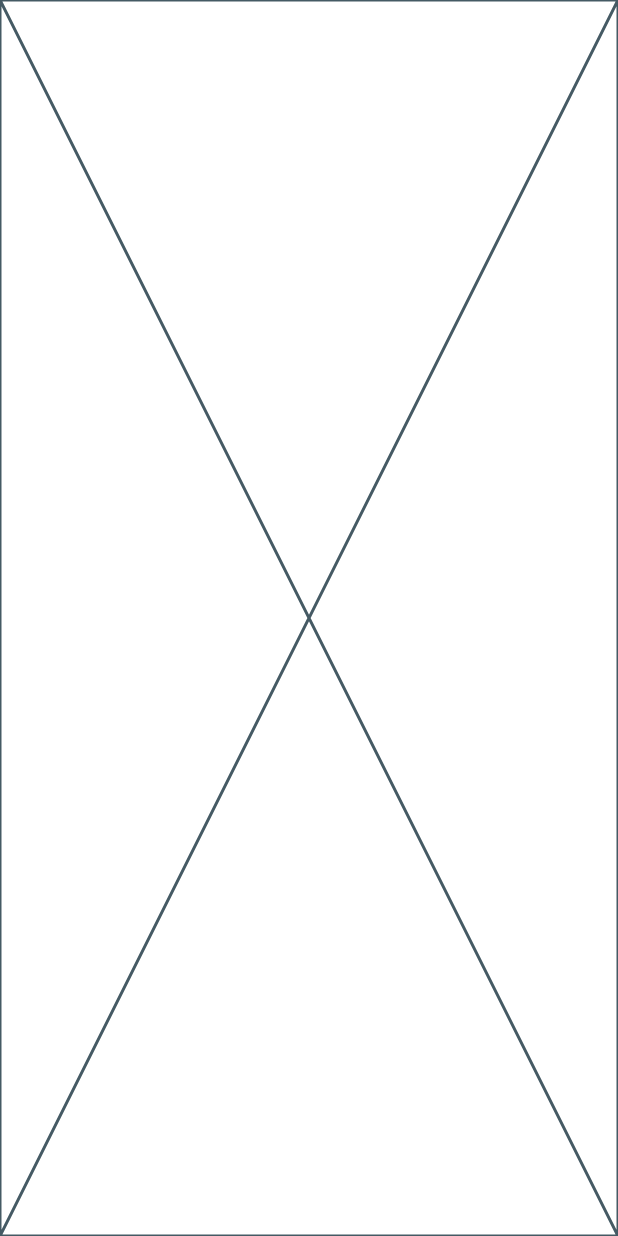
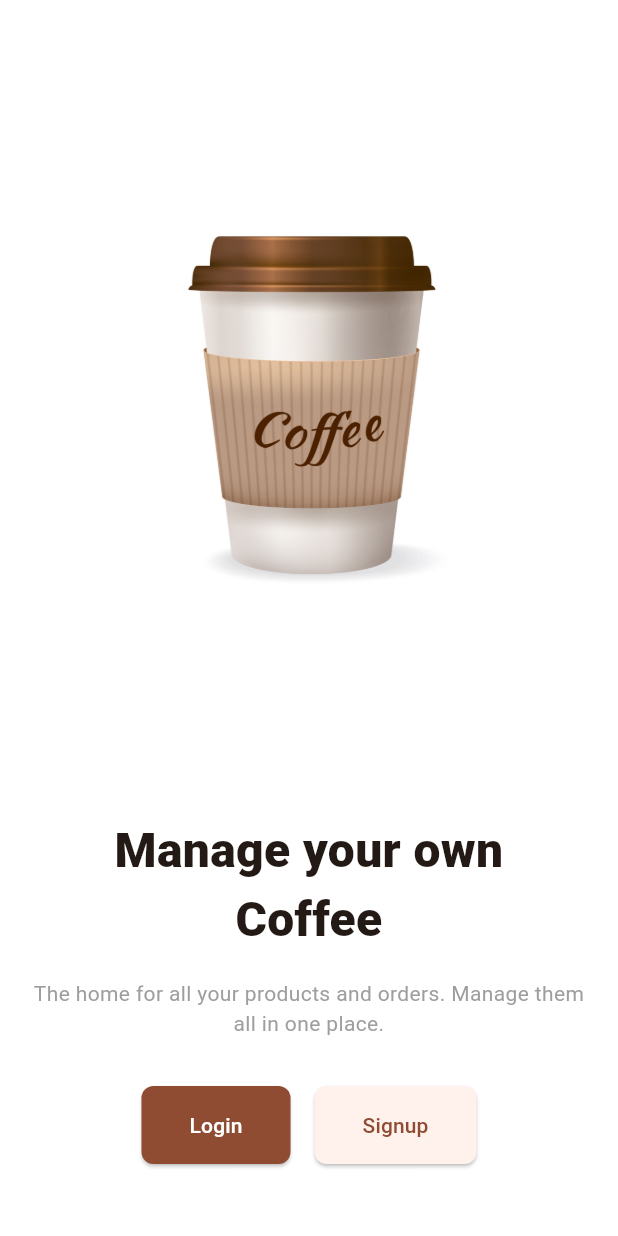
Before and after one commit to diilshadkt/coffe-zone, a Flutter app: the screen it shows after launch, on a phone screen of 412 x 824 dp. Run offline on Flutter 3.47's test engine with Material 3 defaults, Android fonts, the phone set to English and light mode, and no system bars; our stand-ins replace go_router.

Commit message:
Added landing page

```diff
--- /dev/null
+++ b/lib/core/widgets/button_widget.dart
@@ -0,0 +1,44 @@
+import 'package:coffee_zone/core/extensions/theme_extension.dart';
+import 'package:flutter/material.dart';
+
+class ButtonWidget extends StatelessWidget {
+  final VoidCallback onPressed;
+  final Widget child;
+  final bool isBold;
+  final bool isDense;
+
+  const ButtonWidget({
+    super.key,
+    required this.onPressed,
+    required this.child,
+    this.isBold = true,
+    this.isDense = true,
+  });
+
+  @override
+  Widget build(BuildContext context) {
+    return ElevatedButton(
+      onPressed: onPressed,
+      style: ButtonStyle(
+        padding: WidgetStatePropertyAll(
+          isDense
+              ? null
+              : const EdgeInsets.symmetric(
+                  vertical: 16,
+                  horizontal: 32,
+                ),
+        ),
+        foregroundColor: WidgetStatePropertyAll(
+            isBold ? Colors.white : context.colors.primary),
+        backgroundColor:
+            WidgetStatePropertyAll(isBold ? context.colors.primary : null),
+        shape: WidgetStatePropertyAll(
+          RoundedRectangleBorder(
+            borderRadius: BorderRadius.circular(8),
+          ),
+        ),
+      ),
+      child: child,
+    );
+  }
+}
--- a/lib/features/auth/view/pages/landing_page.dart
+++ b/lib/features/auth/view/pages/landing_page.dart
@@ -1,3 +1,6 @@
+import 'package:coffee_zone/core/extensions/localization_extension.dart';
+import 'package:coffee_zone/core/widgets/button_widget.dart';
+import 'package:coffee_zone/gen/assets.gen.dart';
 import 'package:flutter/material.dart';
 
 class LandingPage extends StatelessWidget {
@@ -7,6 +10,68 @@ class LandingPage extends StatelessWidget {
 
   @override
   Widget build(BuildContext context) {
-    return const Placeholder();
+    return Scaffold(
+      backgroundColor: Colors.white,
+      body: SizedBox(
+        width: double.infinity,
+        child: Padding(
+          padding: const EdgeInsets.all(16),
+          child: Column(
+            children: [
+              Expanded(
+                child: ConstrainedBox(
+                  constraints: const BoxConstraints(
+                    maxWidth: 200,
+                  ),
+                  child: Center(
+                    child: Image.asset(Assets.images.landing.path),
+                  ),
+                ),
+              ),
+              const SizedBox(height: 48),
+              ConstrainedBox(
+                constraints: BoxConstraints(
+                    maxWidth: MediaQuery.sizeOf(context).width * 0.7),
+                child: Text(
+                  context.text.landingTitle,
+                  textAlign: TextAlign.center,
+                  style: const TextStyle(
+                    fontSize: 32,
+                    fontWeight: FontWeight.w800,
+                  ),
+                ),
+              ),
+              const SizedBox(height: 16),
+              Text(
+                context.text.landingMessage,
+                textAlign: TextAlign.center,
+                style: const TextStyle(
+                  color: Colors.grey,
+                ),
+              ),
+              const SizedBox(height: 32),
+              Row(
+                mainAxisAlignment: MainAxisAlignment.center,
+                children: [
+                  ButtonWidget(
+                    isDense: false,
+                    onPressed: () {},
+                    child: Text(context.text.loginBtnLabel),
+                  ),
+                  const SizedBox(width: 16),
+                  ButtonWidget(
+                    isBold: false,
+                    isDense: false,
+                    onPressed: () {},
+                    child: Text(context.text.registerBtnLabel),
+                  ),
+                ],
+              ),
+              const SizedBox(height: 32),
+            ],
+          ),
+        ),
+      ),
+    );
   }
 }
--- a/lib/l10n/app_en.arb
+++ b/lib/l10n/app_en.arb
@@ -1,3 +1,7 @@
 {
-    "appName": "CoffeZone"
+    "appName": "CoffeZone",
+    "landingTitle": "Manage your own Coffee",
+    "landingMessage": "The home for all your products and orders. Manage them all in one place.",
+    "loginBtnLabel": "Login",
+    "registerBtnLabel": "Signup"
 }
--- a/lib/l10n/gen/app_localizations.dart
+++ b/lib/l10n/gen/app_localizations.dart
@@ -96,6 +96,30 @@ abstract class AppLocalizations {
   /// In en, this message translates to:
   /// **'CoffeZone'**
   String get appName;
+
+  /// No description provided for @landingTitle.
+  ///
+  /// In en, this message translates to:
+  /// **'Manage your own Coffee'**
+  String get landingTitle;
+
+  /// No description provided for @landingMessage.
+  ///
+  /// In en, this message translates to:
+  /// **'The home for all your products and orders. Manage them all in one place.'**
+  String get landingMessage;
+
+  /// No description provided for @loginBtnLabel.
+  ///
+  /// In en, this message translates to:
+  /// **'Login'**
+  String get loginBtnLabel;
+
+  /// No description provided for @registerBtnLabel.
+  ///
+  /// In en, this message translates to:
+  /// **'Signup'**
+  String get registerBtnLabel;
 }
 
 class _AppLocalizationsDelegate extends LocalizationsDelegate<AppLocalizations> {
--- a/lib/l10n/gen/app_localizations_en.dart
+++ b/lib/l10n/gen/app_localizations_en.dart
@@ -6,4 +6,16 @@ class AppLocalizationsEn extends AppLocalizations {
 
   @override
   String get appName => 'CoffeZone';
+
+  @override
+  String get landingTitle => 'Manage your own Coffee';
+
+  @override
+  String get landingMessage => 'The home for all your products and orders. Manage them all in one place.';
+
+  @override
+  String get loginBtnLabel => 'Login';
+
+  @override
+  String get registerBtnLabel => 'Signup';
 }
--- a/lib/main.dart
+++ b/lib/main.dart
@@ -16,6 +16,9 @@ class App extends StatelessWidget {
       locale: const Locale('en'),
       supportedLocales: AppLocalizations.supportedLocales,
       localizationsDelegates: AppLocalizations.localizationsDelegates,
+      theme: ThemeData.from(
+        colorScheme: ColorScheme.fromSeed(seedColor: Colors.brown),
+      ),
     );
   }
 }
--- a/pubspec.yaml
+++ b/pubspec.yaml
@@ -36,3 +36,7 @@ dev_dependencies:
 flutter:
   uses-material-design: true
   generate: true
+
+  assets:
+    - assets/images/
+    - assets/icons/
```
Also changed, not shown: lib/core/extensions/localization_extension.dart (added, +8 -0 lines), lib/core/extensions/theme_extension.dart (added, +7 -0 lines), lib/gen/assets.gen.dart (added, +107 -0 lines), assets/images/landing.jpg (added).
